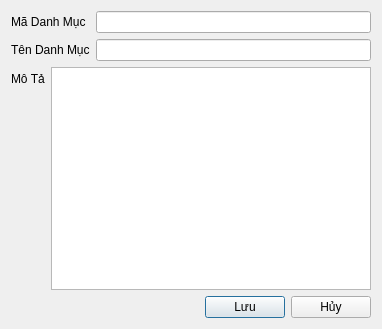
This is ui/category_add.ui in thinh-doan/sales-and-warehouse-management-system as Qt 5 draws it before an edit. The edited form follows.
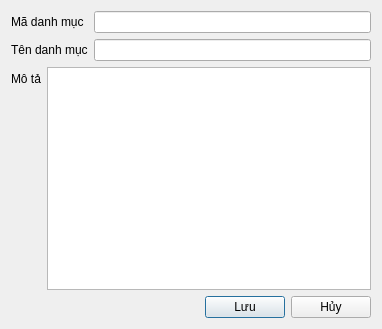
This is the edited form. Icons and pictures are not drawn.

The edit to the form file:
```diff
--- a/ui/category_add.ui
+++ b/ui/category_add.ui
@@ -23,7 +23,7 @@
      <item row="0" column="0">
       <widget class="QLabel" name="labelID">
        <property name="text">
-        <string>Mã Danh Mục</string>
+        <string>Mã danh mục</string>
        </property>
       </widget>
      </item>
@@ -37,7 +37,7 @@
      <item row="1" column="0">
       <widget class="QLabel" name="labelName">
        <property name="text">
-        <string>Tên Danh Mục</string>
+        <string>Tên danh mục</string>
        </property>
       </widget>
      </item>
@@ -55,7 +55,7 @@
      <item row="0" column="0">
       <widget class="QLabel" name="labelCategory">
        <property name="text">
-        <string>Mô Tả</string>
+        <string>Mô tả</string>
        </property>
       </widget>
      </item>
```
Left out of the diff: 2 changed lines with no effect on the pictures.
